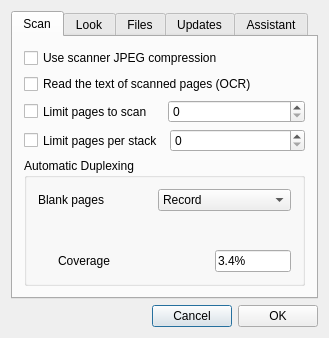
Old version of the form options.ui in the repository sjg20/paperman.
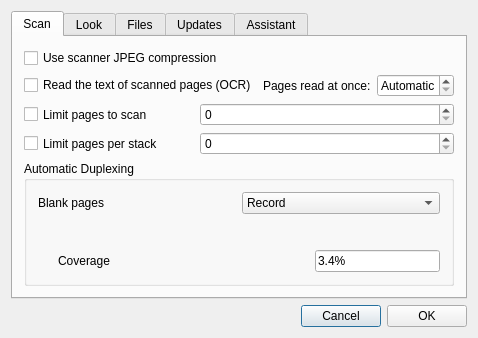
New version of the form. Custom widgets are drawn as their Qt base class.

Commit message:
options: Choose how many pages are read at once
How many pages are read at once in the background is worked out from
the number of processors, which suits most machines but not one which
is doing other heavy work, nor one whose owner wants a pile of scans
read as fast as it can be.

Add 'Pages read at once' beside the option which turns reading on. It
shows Automatic until a number is chosen, goes up to the number of
processors, and is taken up by the reader for the pages it starts
next.

Claude-Session: https://claude.ai/code/session_01BxfLL7T8McSpFMMxYekitE

The edit to the form file:
```diff
--- a/options.ui
+++ b/options.ui
@@ -34,6 +34,8 @@
           </widget>
          </item>
          <item>
+          <layout class="QHBoxLayout" name="readTextLayout">
+           <item>
           <widget class="QCheckBox" name="readText">
            <property name="toolTip">
             <string>Read the text of each page after scanning, so that it can be searched and copied</string>
@@ -42,6 +44,44 @@
             <string>Read the text of scanned pages (OCR)</string>
            </property>
           </widget>
+           </item>
+           <item>
+            <widget class="QLabel" name="readWorkersLabel">
+             <property name="text">
+              <string>Pages read at once:</string>
+             </property>
+             <property name="buddy">
+              <cstring>readWorkers</cstring>
+             </property>
+            </widget>
+           </item>
+           <item>
+            <widget class="QSpinBox" name="readWorkers">
+             <property name="toolTip">
+              <string>How many pages to read at the same time. More gets through a pile of scans sooner and uses more of the computer while it does</string>
+             </property>
+             <property name="specialValueText">
+              <string>Automatic</string>
+             </property>
+             <property name="minimum">
+              <number>0</number>
+             </property>
+            </widget>
+           </item>
+           <item>
+            <spacer name="readTextSpacer">
+             <property name="orientation">
+              <enum>Qt::Horizontal</enum>
+             </property>
+             <property name="sizeHint" stdset="0">
+              <size>
+               <width>20</width>
+               <height>20</height>
+              </size>
+             </property>
+            </spacer>
+           </item>
+          </layout>
          </item>
          <item>
           <layout class="QHBoxLayout">
```
Lines whose indentation alone changed are shown as unchanged. The commit also changes 3 other files.
